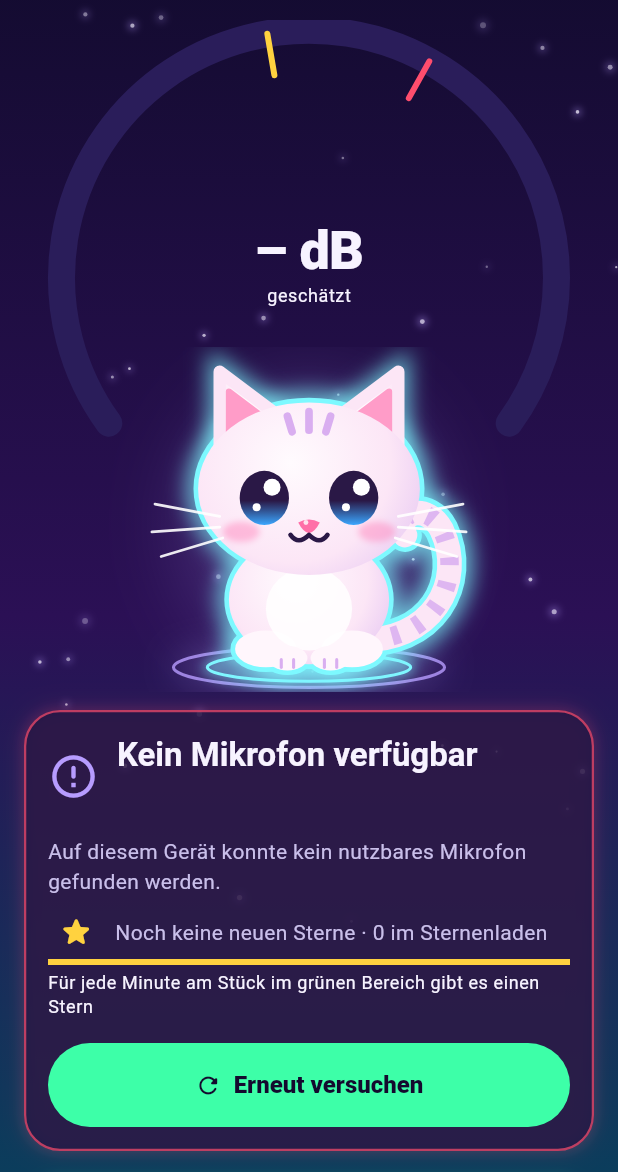
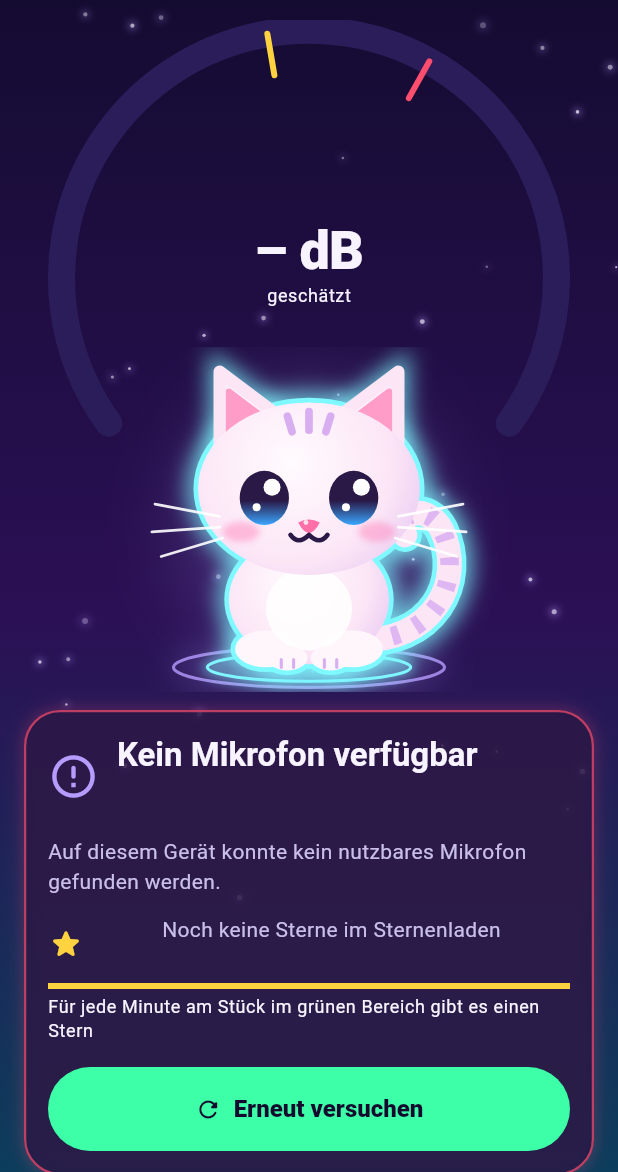
Before and after one commit to marcelpetrick/Raumfreund, a Flutter app: the screen it shows after launch, after a tap on "Messung starten", on a phone screen of 412 x 824 dp, the part 64-1236 px from its top. Run offline on Flutter 3.47's test engine with Material 3 defaults, Android fonts, the light colour scheme and no system bars; our stand-ins replace shared_preferences; missing offline and left inert: analyzer.

Commit message:
fix: count stars per measurement and correct alarm and calibration texts
The monitor said "2 Sterne heute" while idle, but the count was the
last measurement's. The star line now counts a measurement's stars only
while it runs (kept across a pause, zero on a new start) and otherwise
shows the Sternenladen total, so a teacher reset can no longer disagree
with it.

With alarm sound and vibration both off the alarm is only shown, once
per loud phase; the alarm rule in all four languages and the docs said it
always repeats. The calibration hint now says meter minus Raumfreund,
added to the current correction, with a worked example, C/Z weighting
and steady noise from a speaker. Docs drop the remaining "one alarm per
phase" and old shop wording. Reviewed by an independent agent.

```diff
--- a/lib/features/monitor/application/monitor_controller.dart
+++ b/lib/features/monitor/application/monitor_controller.dart
@@ -277,11 +277,14 @@ final class MonitorController extends ChangeNotifier {
     _alarm = _alarmFor(_settings);
     _calibration = Calibration(correctionDb: _settings.calibrationCorrectionDb);
     _smoother.reset();
-    _stars.reset();
+    // A pause continues the measurement, so waking keeps its star count;
+    // a manual start begins a new one ("in dieser Messung").
+    waking ? _stars.reset() : _stars.clear();
     _sessionHadReading = false;
     _emit(
       _state.copyWith(
         status: MonitorStatus.permissionPending,
+        stars: _stars.stars,
         clearFailure: true,
         clearLevels: true,
         clearRemaining: true,
--- a/lib/features/monitor/application/monitor_state.dart
+++ b/lib/features/monitor/application/monitor_state.dart
@@ -129,7 +129,7 @@ final class MonitorState {
   /// Monotonic time at which this state was created (x-axis reference).
   final Duration historyNow;
 
-  /// Quiet stars earned in this app session.
+  /// Quiet stars earned in the current measurement (kept across a pause).
   final int stars;
 
   /// Progress (0..1) to the next star.
--- a/lib/features/monitor/domain/quiet_stars.dart
+++ b/lib/features/monitor/domain/quiet_stars.dart
@@ -38,7 +38,7 @@ final class QuietStars {
   double _progress = 0;
   bool _earnedNow = false;
 
-  /// Stars earned in this app session.
+  /// Stars earned in the current measurement (kept across a pause).
   int get stars => _stars;
 
   /// Progress (0..1) of the current green minute.
@@ -85,6 +85,13 @@ final class QuietStars {
     _lastSample = null;
   }
 
+  /// Starts a new measurement: forgets the earned count and the minute.
+  /// The stars themselves are already in the Sternenladen wallet.
+  void clear() {
+    _stars = 0;
+    reset();
+  }
+
   /// Changes the earning interval and restarts only the partial interval.
   /// Already earned stars deliberately remain untouched.
   void setMinute(Duration minute) {
--- a/lib/features/monitor/presentation/monitor_status_panel.dart
+++ b/lib/features/monitor/presentation/monitor_status_panel.dart
@@ -185,9 +185,15 @@ class _QuietStars extends StatelessWidget {
 
   final MonitorViewData data;
 
-  /// Session stars, plus the wallet total once it is known.
-  String _sessionText(AppLocalizations l10n) {
+  /// While a measurement runs: its stars, plus the wallet total once it is
+  /// known. Otherwise only the wallet total, because the count of the last
+  /// measurement read like a daily total ("2 Sterne heute") and disagreed
+  /// with the Sternenladen after a reset; null while the wallet is unknown.
+  String? _starText(AppLocalizations l10n) {
     final total = data.walletStars;
+    if (!data.showsSessionStars) {
+      return total == null ? null : l10n.starsInShop(total);
+    }
     return total == null
         ? l10n.starsCount(data.stars)
         : l10n.starsWithTotal(data.stars, total);
@@ -197,8 +203,10 @@ class _QuietStars extends StatelessWidget {
   Widget build(BuildContext context) {
     final l10n = AppLocalizations.of(context);
     final percent = (data.starProgress * 100).round();
+    final starText = _starText(l10n);
+    final progress = l10n.starsProgress(percent);
     return Semantics(
-      label: '${_sessionText(l10n)}. ${l10n.starsProgress(percent)}',
+      label: starText == null ? progress : '$starText. $progress',
       child: Column(
         children: [
           Row(
@@ -211,14 +219,16 @@ class _QuietStars extends StatelessWidget {
                 child: StableText(
                   text: data.starJustEarned
                       ? l10n.starsJustEarned
-                      : _sessionText(l10n),
+                      : starText ?? '',
                   variants: [
                     l10n.starsJustEarned,
-                    _sessionText(l10n),
-                    // Longest realistic totals: 0 stars today with a 3-digit
-                    // wallet, and the widest session count with it.
+                    ?starText,
+                    // Longest realistic texts: no stars yet with a 3-digit
+                    // wallet, the widest session count with it, and the
+                    // wallet alone, so starting or stopping never jumps.
                     l10n.starsWithTotal(0, 999),
                     l10n.starsWithTotal(data.stars, 999),
+                    l10n.starsInShop(999),
                   ],
                   textAlign: TextAlign.center,
                 ),
--- a/lib/features/monitor/presentation/monitor_view_data.dart
+++ b/lib/features/monitor/presentation/monitor_view_data.dart
@@ -119,7 +119,7 @@ final class MonitorViewData {
   /// Shop items Mia currently wears.
   final Set<KittyAccessory> kittyAccessories;
 
-  /// Quiet minutes earned during this app session.
+  /// Quiet stars earned in the running measurement (see [showsSessionStars]).
   final int stars;
 
   /// Stars in the persistent Sternenladen wallet, or null while unknown
@@ -151,6 +151,16 @@ final class MonitorViewData {
   /// Whether a measurement is active and the primary action stops it.
   bool get isActive => phase == MonitorPhase.measuring;
 
+  /// Whether the star line counts the stars of the running measurement.
+  /// Paused (sleeping) still counts as running; idle, stopping and error
+  /// show only the Sternenladen total.
+  bool get showsSessionStars => switch (phase) {
+    MonitorPhase.starting ||
+    MonitorPhase.measuring ||
+    MonitorPhase.sleeping => true,
+    MonitorPhase.idle || MonitorPhase.stopping || MonitorPhase.error => false,
+  };
+
   /// Whether Mia sleeps: paused, or a paused measurement is restarting.
   bool get kittySleeps =>
       phase == MonitorPhase.sleeping ||
--- a/lib/l10n/app_de.arb
+++ b/lib/l10n/app_de.arb
@@ -139,15 +139,20 @@
   "accessoryMouse": "Spielzeugmaus",
   "@accessoryMouse": {"description": "Shop item name: toy mouse."},
 
-  "starsCount": "{count, plural, =0{Noch keine Sterne} =1{1 Stern} other{{count} Sterne}}",
+  "starsCount": "{count, plural, =0{Noch kein Stern} =1{1 Stern} other{{count} Sterne}} in dieser Messung",
   "@starsCount": {
-    "description": "Number of stars earned for quiet minutes.",
+    "description": "Stars earned in the running measurement while the Sternenladen total is unknown.",
     "placeholders": {"count": {"type": "int"}}
   },
-  "starsWithTotal": "{count, plural, =0{Noch keine neuen Sterne} =1{1 neuer Stern} other{{count} neue Sterne}} · {total} im Sternenladen",
+  "starsWithTotal": "{count, plural, =0{Noch kein Stern} =1{1 Stern} other{{count} Sterne}} in dieser Messung · {total} im Sternenladen",
   "@starsWithTotal": {
-    "description": "Session stars plus the persistent Sternenladen balance.",
+    "description": "Stars earned in the running measurement plus the persistent Sternenladen balance.",
     "placeholders": {"count": {"type": "int"}, "total": {"type": "int"}}
+  },
+  "starsInShop": "{count, plural, =0{Noch keine Sterne im Sternenladen} =1{1 Stern im Sternenladen} other{{count} Sterne im Sternenladen}}",
+  "@starsInShop": {
+    "description": "Stars in the persistent Sternenladen, shown while no measurement runs.",
+    "placeholders": {"count": {"type": "int"}}
   },
   "starsHint": "Für jede Minute am Stück im grünen Bereich gibt es einen Stern",
   "@starsHint": {"description": "Explains the star counter."},
@@ -224,7 +229,7 @@
     "description": "Signed calibration value, e.g. +3 dB.",
     "placeholders": {"value": {"type": "String"}}
   },
-  "settingsCalibrationExplanation": "Handy-Mikrofone sind unterschiedlich empfindlich. Lege ein Schallpegelmessgerät direkt neben das Handy und sorge für ein gleichmäßiges Geräusch (z. B. Rauschen oder einen Lüfter). Vergleiche die Anzeige von Raumfreund mit dem Messgerät, stelle hier die Differenz als Korrektur ein, speichere und prüfe erneut. Die Anzeige bleibt trotzdem eine Schätzung.",
+  "settingsCalibrationExplanation": "Handy-Mikrofone sind unterschiedlich empfindlich. Lege ein Schallpegelmessgerät direkt neben das Handy (wenn möglich mit C- oder Z-Bewertung statt A) und spiele über einen Lautsprecher ein gleichmäßiges Rauschen ab. Starte auf dem Hauptbildschirm eine Messung, lies beide Werte ab und öffne dann wieder die Einstellungen. Rechne Messgerät minus Raumfreund und addiere das Ergebnis zur hier eingestellten Korrektur – Beispiel: Korrektur +5, Messgerät 63 dB, Raumfreund 60 dB, also neue Korrektur +8. Speichere und prüfe erneut. Die Anzeige bleibt trotzdem eine Schätzung.",
   "@settingsCalibrationExplanation": {"description": "How to calibrate."},
   "settingsAlarmHeading": "Alarm",
   "@settingsAlarmHeading": {"description": "Section heading."},
@@ -239,7 +244,7 @@
   "@settingsAlarmDelayDecrease": {"description": "Tooltip of the alarm delay minus button."},
   "settingsAlarmDelayIncrease": "Alarm-Wartezeit um 1 Sekunde verlängern",
   "@settingsAlarmDelayIncrease": {"description": "Tooltip of the alarm delay plus button."},
-  "settingsAlarmDelayRule": "So funktioniert der Alarm: Ist die Ampel {seconds} Sekunden lang gelb (oder {seconds} Sekunden lang rot), kommt der Alarm. Kurze leisere Momente unterbrechen die Zeit nicht. Springt die Ampel zwischen Gelb und Rot oder wird sie grün, beginnt die Zeit von vorn – und auch nach jedem Alarm: Bleibt es laut, kommt er erneut. Einstellbar sind {min} bis {max} Sekunden, Standard sind {standard} Sekunden.",
+  "settingsAlarmDelayRule": "So funktioniert der Alarm: Ist die Ampel {seconds} Sekunden lang gelb (oder {seconds} Sekunden lang rot), kommt der Alarm. Kurze leisere Momente unterbrechen die Zeit nicht. Springt die Ampel zwischen Gelb und Rot oder wird sie grün, beginnt die Zeit von vorn – und auch nach jedem Alarm mit Ton oder Vibration: Bleibt es laut, kommt er erneut. Sind Ton und Vibration aus, zeigt Raumfreund den Alarm nur an, einmal pro lauter Phase. Einstellbar sind {min} bis {max} Sekunden, Standard sind {standard} Sekunden.",
   "@settingsAlarmDelayRule": {
     "description": "Explains the alarm rule with the configured delay and its range.",
     "placeholders": {
--- a/pubspec.yaml
+++ b/pubspec.yaml
@@ -6,7 +6,7 @@ publish_to: 'none'
 
 # Semantic version + monotonic Android versionCode. Never edit by hand:
 # use tool/bump_version.sh (see AGENTS.md).
-version: 0.8.2+89
+version: 0.8.3+90
 
 environment:
   sdk: 3.13.5
```
Also changed, not shown: lib/l10n/app_en.arb (+5 -4 lines), lib/l10n/app_hr.arb (+5 -4 lines), lib/l10n/app_zh.arb (+5 -4 lines), lib/l10n/generated/app_localizations.dart, lib/l10n/generated/app_localizations_de.dart, lib/l10n/generated/app_localizations_en.dart, lib/l10n/generated/app_localizations_hr.dart, lib/l10n/generated/app_localizations_zh.dart, 10 other files.
